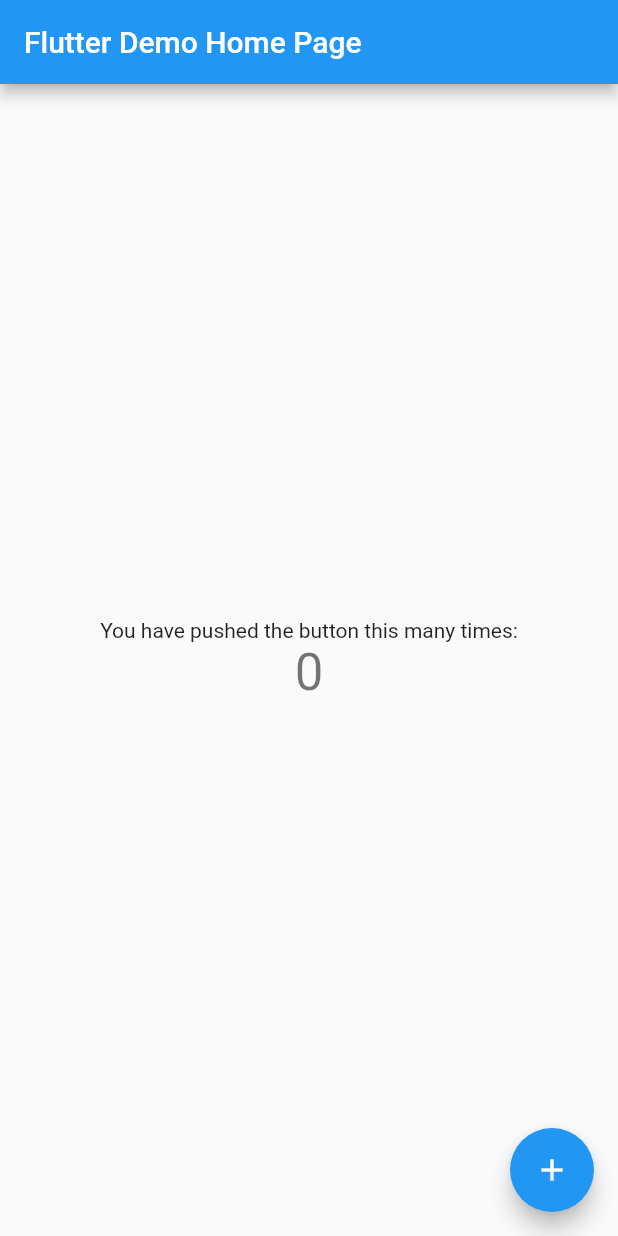
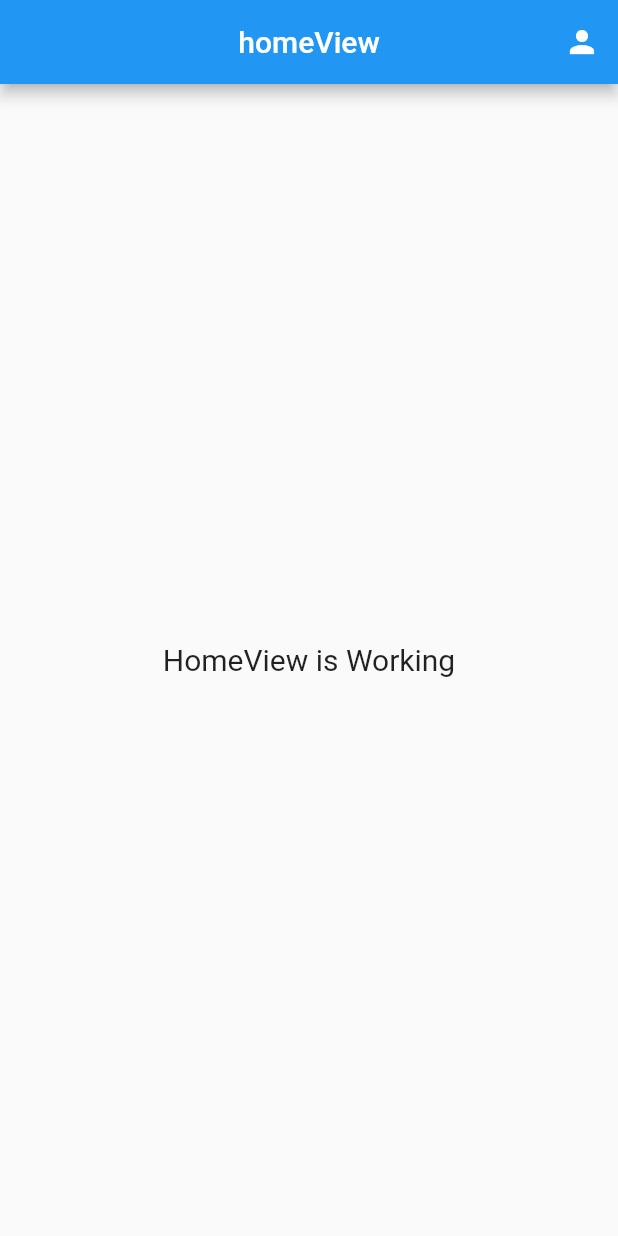
Before and after one commit to aldyrains/Flutter_Presence_Apps, a Flutter app: the screen it shows after launch, on a phone screen of 412 x 824 dp. Run offline on Flutter 3.47's test engine with Material 2 defaults, Android fonts, the phone set to English and light mode, and no system bars; our stand-ins replace cloud_firestore, firebase_auth, firebase_core, get; accounts and stored records are empty.

Commit message:
[FEATURE] add Pegawai

```diff
--- /dev/null
+++ b/lib/app/modules/home/controllers/home_controller.dart
@@ -0,0 +1,7 @@
+
+import 'package:cloud_firestore/cloud_firestore.dart';
+import 'package:get/get.dart';
+
+class HomeController extends GetxController{
+  FirebaseFirestore firestore = FirebaseFirestore.instance;
+}
--- /dev/null
+++ b/lib/app/modules/home/views/home_view.dart
@@ -0,0 +1,26 @@
+import 'package:flutter/material.dart';
+import 'package:flutter_presence_apps/app/modules/home/controllers/home_controller.dart';
+import 'package:flutter_presence_apps/app/routes/app_pages.dart';
+import 'package:get/get.dart';
+
+class HomeView extends GetView<HomeController> {
+  @override
+  Widget build(BuildContext context) {
+    return Scaffold(
+      appBar: AppBar(
+        title: const Text('homeView'),
+        centerTitle: true,
+        actions: [
+          IconButton(onPressed:() => Get.toNamed(Routes.ADD_PEGAWAI),
+           icon: Icon(Icons.person),
+           ),
+        ],
+      ),
+      body: const Center(
+          child: Text(
+        'HomeView is Working',
+        style: TextStyle(fontSize: 20),
+      )),
+    );
+  }
+}
--- /dev/null
+++ b/lib/app/routes/app_routes.dart
@@ -0,0 +1,13 @@
+part of 'app_pages.dart';
+
+abstract class Routes {
+  Routes._();
+
+  static const HOME = _Paths.HOME;
+  static const ADD_PEGAWAI = _Paths.ADD_PEGAWAI;
+}
+
+abstract class _Paths {
+  static const HOME = '/home';
+  static const ADD_PEGAWAI = '/add-pegawai';
+}
--- a/lib/main.dart
+++ b/lib/main.dart
@@ -1,4 +1,6 @@
 import 'package:firebase_core/firebase_core.dart';
+import 'package:flutter_presence_apps/app/routes/app_pages.dart';
+import 'package:get/get.dart';
 import 'firebase_options.dart';
 import 'package:flutter/material.dart';
 
@@ -7,75 +9,11 @@ void main() async {
   await Firebase.initializeApp(
     options: DefaultFirebaseOptions.currentPlatform,
   );
-  runApp(MyApp());
+  runApp(
+    GetMaterialApp(
+      title: "Application",
+      initialRoute: Routes.HOME,
+      getPages: AppPages.Routes,
+    )
+  );
 }
-
-class MyApp extends StatelessWidget {
-  const MyApp({super.key});
-
-  // This widget is the root of your application.
-  @override
-  Widget build(BuildContext context) {
-    return MaterialApp(
-      title: 'Flutter Demo',
-      theme: ThemeData(
-
-        primarySwatch: Colors.blue,
-      ),
-      home: const MyHomePage(title: 'Flutter Demo Home Page'),
-    );
-  }
-}
-
-class MyHomePage extends StatefulWidget {
-  const MyHomePage({super.key, required this.title});
-
-
-  final String title;
-
-  @override
-  State<MyHomePage> createState() => _MyHomePageState();
-}
-
-class _MyHomePageState extends State<MyHomePage> {
-  int _counter = 0;
-
-  void _incrementCounter() {
-    setState(() {
-
-      _counter++;
-    });
-  }
-
-  @override
-  Widget build(BuildContext context) {
-
-    return Scaffold(
-      appBar: AppBar(
-
-        title: Text(widget.title),
-      ),
-      body: Center(
-
-        child: Column(
-
-          mainAxisAlignment: MainAxisAlignment.center,
-          children: <Widget>[
-            const Text(
-              'You have pushed the button this many times:',
-            ),
-            Text(
-              '$_counter',
-              style: Theme.of(context).textTheme.headline4,
-            ),
-          ],
-        ),
-      ),
-      floatingActionButton: FloatingActionButton(
-        onPressed: _incrementCounter,
-        tooltip: 'Increment',
-        child: const Icon(Icons.add),
-      ), // This trailing comma makes auto-formatting nicer for build methods.
-    );
-  }
-}
--- a/pubspec.yaml
+++ b/pubspec.yaml
@@ -36,6 +36,7 @@ dependencies:
   firebase_storage: ^11.0.7
   flutter:
     sdk: flutter
+  get: ^4.6.5
 
 dev_dependencies:
   # The "flutter_lints" package below contains a set of recommended lints to
```
Also changed, not shown: lib/app/modules/add_pegawai/bindings/add_pegawai_binding.dart (added, +12 -0 lines), lib/app/modules/add_pegawai/controllers/add_pegawai_controller.dart (added, +49 -0 lines), lib/app/modules/add_pegawai/views/add_pegawai_view.dart (added, +49 -0 lines), lib/app/modules/home/bindings/home_binding.dart (added, +12 -0 lines), lib/app/routes/app_pages.dart (added, +27 -0 lines), pubspec.lock.
